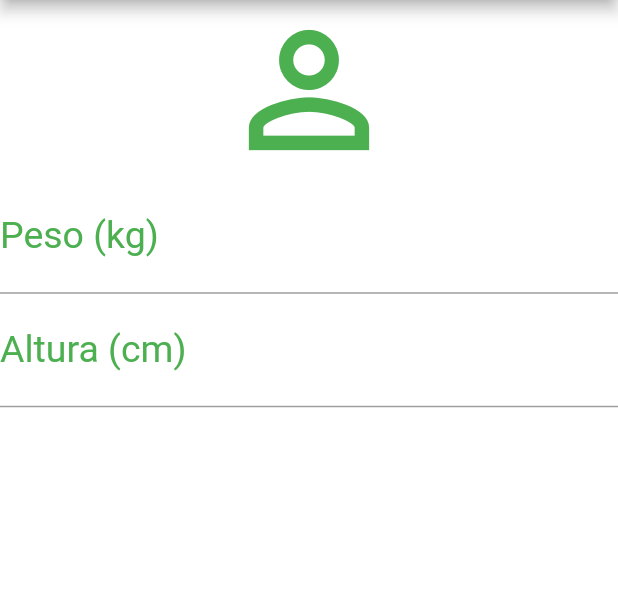
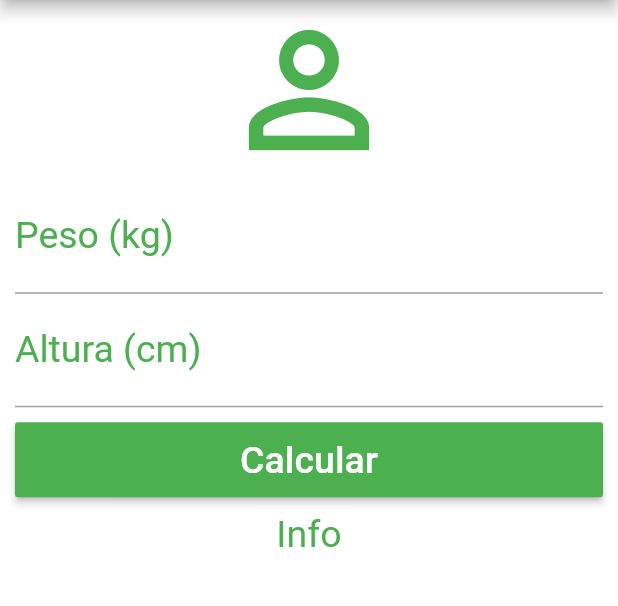
Before and after one commit to GeovanneAtanazio/Calculadora_IMC, a Flutter app: the screen it shows after launch, on a phone screen of 412 x 824 dp, the part 84-690 px from its top. Run offline on Flutter 3.47's test engine with Material 2 defaults, Android fonts, the phone set to English and light mode, and no system bars.

Commit message:
ScrollView e RaisedButton

```diff
--- a/lib/main.dart
+++ b/lib/main.dart
@@ -26,7 +26,9 @@ class _HomeState extends State<Home> {
           ],
         ),
         backgroundColor: Colors.white,
-      body: Column(
+        body: SingleChildScrollView(
+          padding: EdgeInsets.only(left: 10, right: 10),
+          child: Column(
             crossAxisAlignment: CrossAxisAlignment.stretch,
             children: <Widget>[
               Icon(
@@ -51,9 +53,28 @@ class _HomeState extends State<Home> {
                 ),
                 textAlign: TextAlign.center,
                 style: TextStyle(color: Colors.green, fontSize: 25),
+              ),
+              Padding(
+                padding: EdgeInsets.only(top: 10, bottom: 10),
+                child: Container(
+                  height: 50,
+                  child: RaisedButton(
+                    child: Text(
+                      "Calcular",
+                      style: TextStyle(color: Colors.white, fontSize: 25),
+                    ),
+                    color: Colors.green,
+                    onPressed: () {},
+                  ),
+                ),
+              ),
+              Text(
+                "Info",
+                textAlign: TextAlign.center,
+                style: TextStyle(color: Colors.green, fontSize: 25),
               )
             ],
           ),
-    );
+        ));
   }
 }
```
Lines whose indentation alone changed are shown as unchanged.
